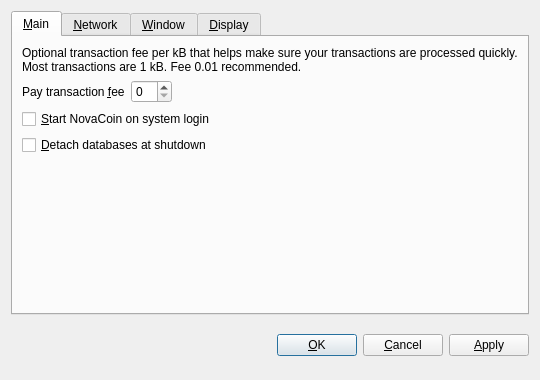
albacoin/albacoin, file src/qt/forms/optionsdialog.ui: the form before one commit.
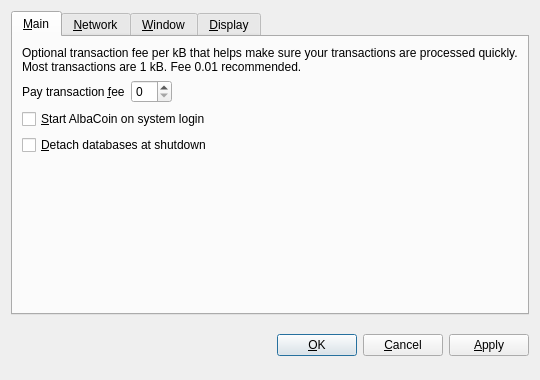
The form after the commit. Custom widgets are drawn as their Qt base class.

```diff
--- a/src/qt/forms/optionsdialog.ui
+++ b/src/qt/forms/optionsdialog.ui
@@ -82,7 +82,7 @@
           <string>Automatically start NovaCoin after logging in to the system.</string>
          </property>
          <property name="text">
-          <string>&amp;Start NovaCoin on system login</string>
+          <string>&amp;Start AlbaCoin on system login</string>
          </property>
         </widget>
        </item>
```
Left out of the diff: 10 changed lines with no effect on the pictures.
